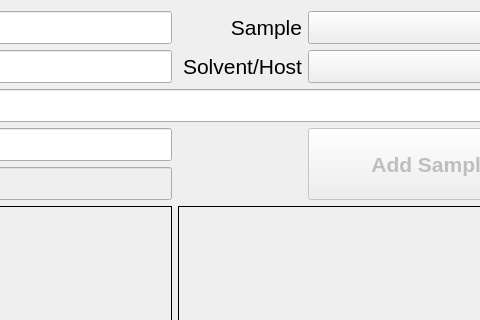
TripletESR/DatabaseInput, file addsampledialog.ui: the form before one commit; both pictures show x 224 to 704 and y 0 to 320 of the 791 by 547 pixel window.
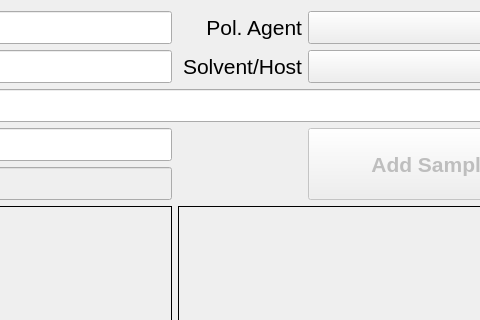
The form after the commit.

```diff
--- a/addsampledialog.ui
+++ b/addsampledialog.ui
@@ -137,7 +137,7 @@
       </font>
      </property>
      <property name="text">
-      <string>Sample</string>
+      <string>Pol. Agent</string>
      </property>
      <property name="alignment">
       <set>Qt::AlignRight|Qt::AlignTrailing|Qt::AlignVCenter</set>
```
